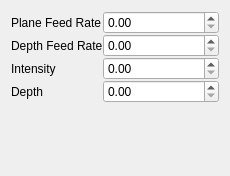
panzergame/dxfplotter, file template/uic/path.ui: the form before one commit.
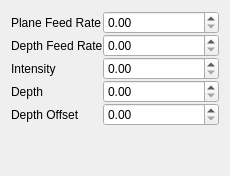
The form after the commit.

Commit message: feat: implement start depth offset

Patch:
```diff
--- a/template/uic/path.ui
+++ b/template/uic/path.ui
@@ -101,6 +101,26 @@
            </property>
           </widget>
          </item>
+         <item row="4" column="0">
+          <widget class="QLabel" name="depthOffsetLabel">
+           <property name="text">
+            <string>Depth Offset</string>
+           </property>
+          </widget>
+         </item>
+         <item row="4" column="1">
+          <widget class="QDoubleSpinBox" name="depthOffset">
+           <property name="keyboardTracking">
+            <bool>false</bool>
+           </property>
+           <property name="maximum">
+            <double>9999.989999999999782</double>
+           </property>
+           <property name="singleStep">
+            <double>0.100000000000000</double>
+           </property>
+          </widget>
+         </item>
          <item row="1" column="0">
           <widget class="QLabel" name="label_4">
            <property name="text">
```
The commit also changes 14 other files.
